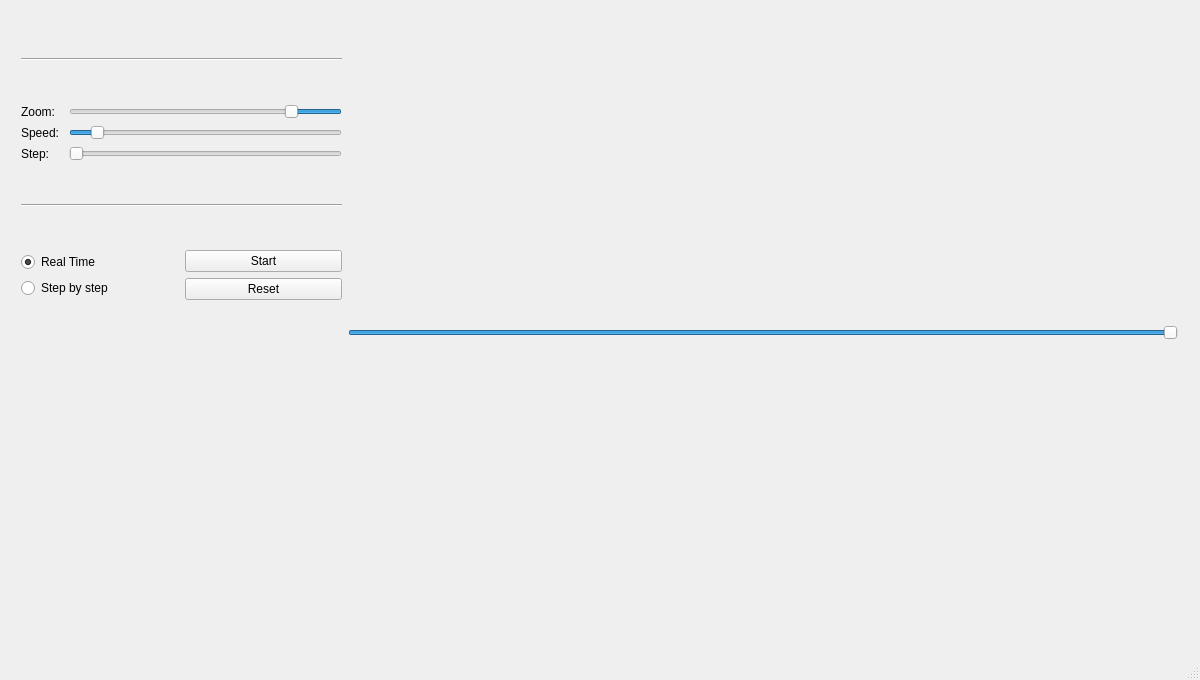
This is EconomicEngineDebugGUI/EconomicEngineDebugGUI.ui in ZeCroque/EconomicEngine as Qt 5 draws it before an edit. The edited form follows.
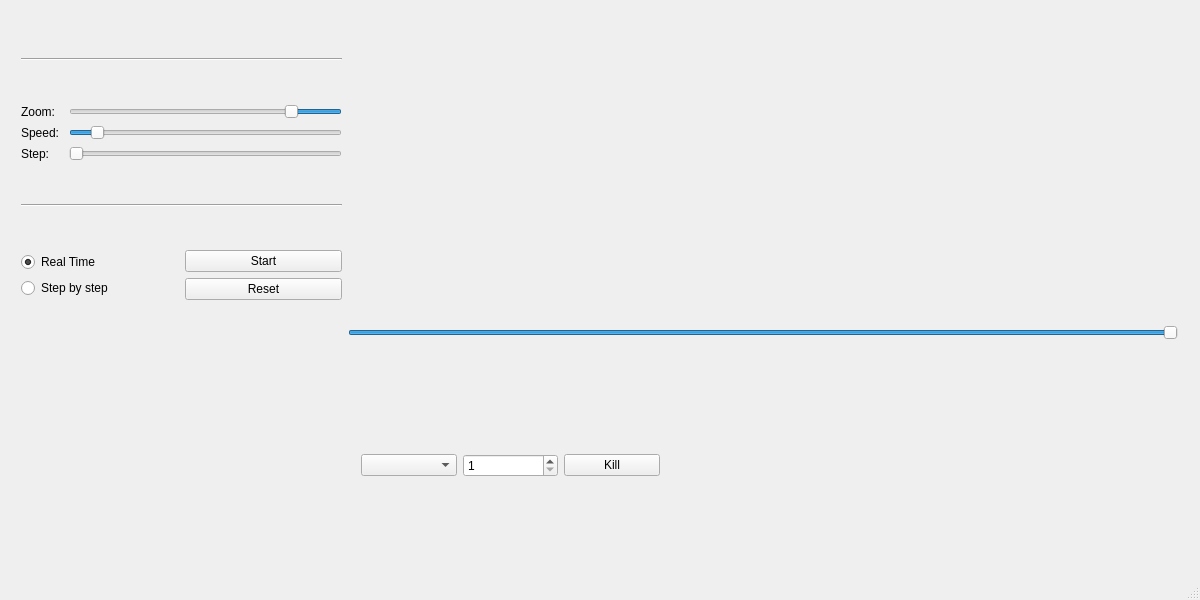
This is the edited form. Custom widgets are drawn as their Qt base class.

```diff
--- a/EconomicEngineDebugGUI/EconomicEngineDebugGUI.ui
+++ b/EconomicEngineDebugGUI/EconomicEngineDebugGUI.ui
@@ -7,19 +7,19 @@
     <x>0</x>
     <y>0</y>
     <width>1200</width>
-    <height>680</height>
+    <height>600</height>
    </rect>
   </property>
   <property name="minimumSize">
    <size>
     <width>1180</width>
-    <height>680</height>
+    <height>600</height>
    </size>
   </property>
   <property name="maximumSize">
    <size>
     <width>1200</width>
-    <height>680</height>
+    <height>600</height>
    </size>
   </property>
   <property name="windowTitle">
@@ -259,6 +259,50 @@
      </item>
     </layout>
    </widget>
+   <widget class="QWidget" name="gridLayoutWidget">
+    <property name="geometry">
+     <rect>
+      <x>350</x>
+      <y>360</y>
+      <width>321</width>
+      <height>211</height>
+     </rect>
+    </property>
+    <layout class="QGridLayout" name="gridLayout">
+     <item row="0" column="0">
+      <widget class="QComboBox" name="cBKill"/>
+     </item>
+     <item row="0" column="1">
+      <widget class="QSpinBox" name="sBKill">
+       <property name="minimum">
+        <number>1</number>
+       </property>
+      </widget>
+     </item>
+     <item row="0" column="3">
+      <widget class="QPushButton" name="pBKill">
+       <property name="text">
+        <string>Kill</string>
+       </property>
+      </widget>
+     </item>
+    </layout>
+   </widget>
+   <widget class="QWidget" name="gridLayoutWidget_2">
+    <property name="geometry">
+     <rect>
+      <x>10</x>
+      <y>360</y>
+      <width>341</width>
+      <height>211</height>
+     </rect>
+    </property>
+    <layout class="QGridLayout" name="gridLayJobs">
+     <property name="sizeConstraint">
+      <enum>QLayout::SetMinimumSize</enum>
+     </property>
+    </layout>
+   </widget>
   </widget>
   <widget class="QStatusBar" name="statusBar">
    <property name="enabled">
```
Left out of the diff: 13 changed lines with no effect on the pictures.
